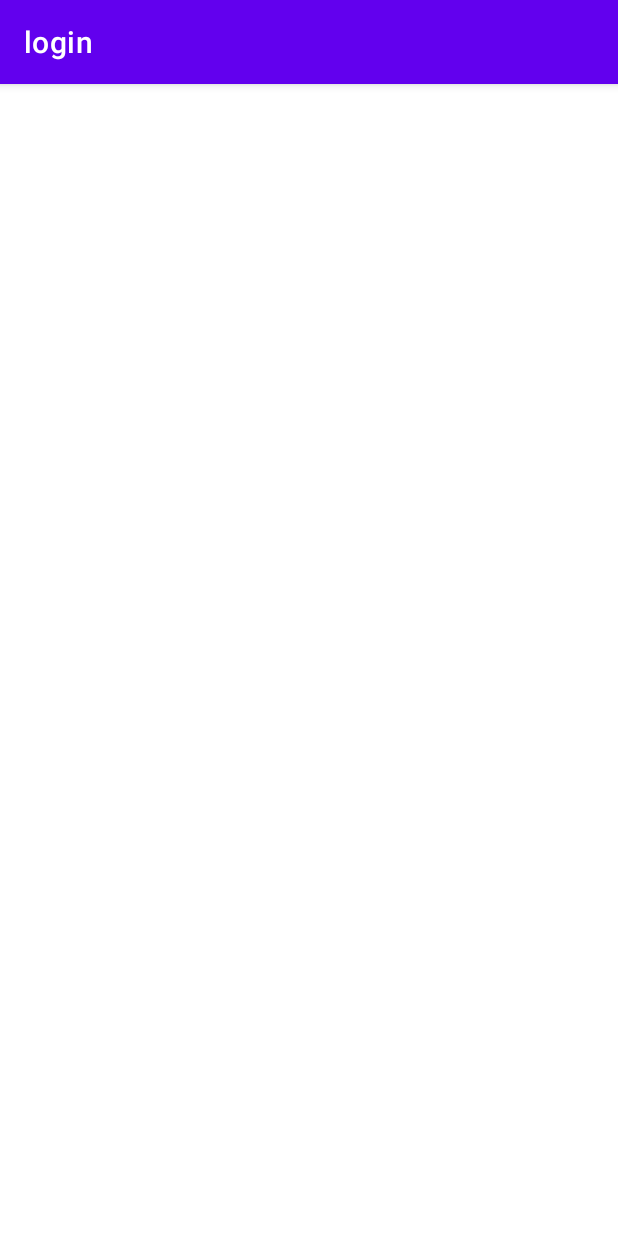
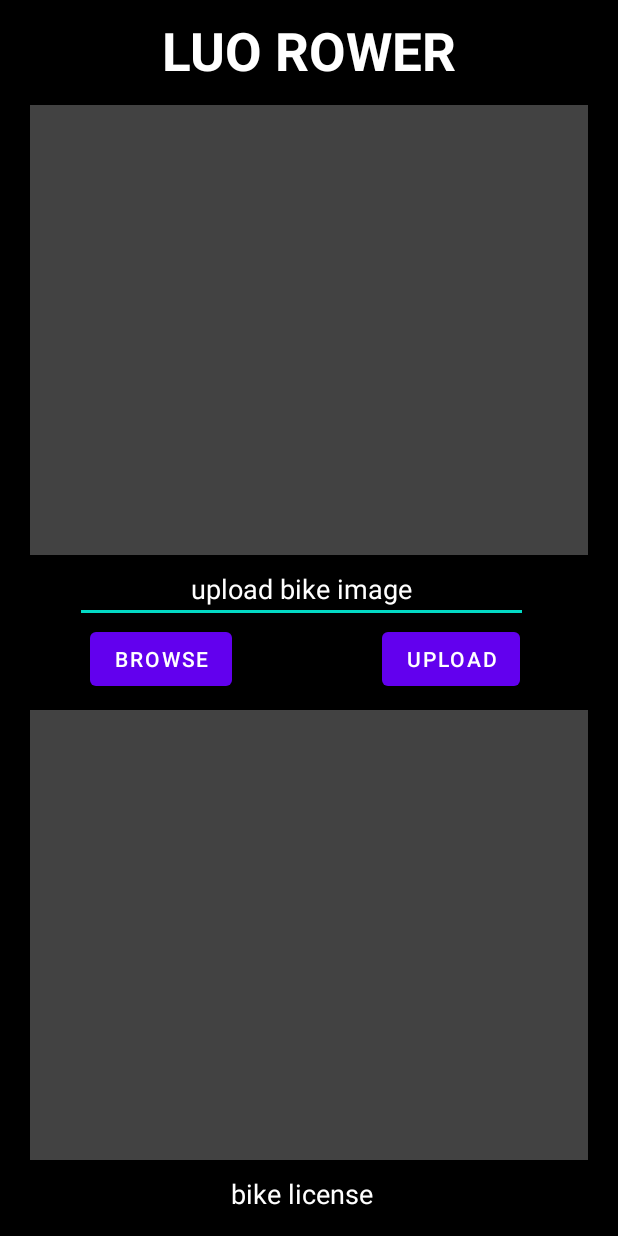
Before and after one commit to kranthi978/LuoRower, an Android app: the bikeproofs screen opened directly, with no data from a screen before it, on a phone screen of 412 x 824 dp. Run offline under Robolectric (Android 15) with nearby library versions, the phone set to English and light mode, and no system bars; our stand-ins replace Firebase (no records; nobody signed in at launch, a user with empty details on screens opened directly).

Commit message:
added add bike and bikeproofs layout

```diff
--- a/app/build.gradle
+++ b/app/build.gradle
@@ -35,6 +35,7 @@ dependencies {
     implementation 'androidx.constraintlayout:constraintlayout:2.1.0'
     implementation 'com.google.firebase:firebase-auth:21.0.1'
     implementation 'com.google.firebase:firebase-database:20.0.2'
+    implementation 'com.google.firebase:firebase-storage:20.0.0'
     testImplementation 'junit:junit:4.+'
     androidTestImplementation 'androidx.test.ext:junit:1.1.3'
     androidTestImplementation 'androidx.test.espresso:espresso-core:3.4.0'
--- a/app/src/main/AndroidManifest.xml
+++ b/app/src/main/AndroidManifest.xml
@@ -1,7 +1,7 @@
 <?xml version="1.0" encoding="utf-8"?>
 <manifest xmlns:android="http://schemas.android.com/apk/res/android"
     package="com.example.login">
-
+    <uses-permission android:name="android.permission.INTERNET"/>
     <application
         android:allowBackup="true"
         android:icon="@mipmap/ic_launcher"
--- a/app/src/main/java/com/example/login/bikeproofs.java
+++ b/app/src/main/java/com/example/login/bikeproofs.java
@@ -3,12 +3,133 @@ package com.example.login;
 import androidx.appcompat.app.AppCompatActivity;
 
 import android.os.Bundle;
+import android.app.ProgressDialog;
+import android.content.ContentResolver;
+import android.content.Intent;
+import android.graphics.Bitmap;
+import android.net.Uri;
+import android.provider.MediaStore;
+import android.os.Bundle;
+import android.view.View;
+import android.webkit.MimeTypeMap;
+import android.widget.Button;
+import android.widget.EditText;
+import android.widget.ImageView;
+import android.widget.Toast;
+import com.google.android.gms.tasks.OnFailureListener;
+import com.google.android.gms.tasks.OnSuccessListener;
+import com.google.firebase.database.DatabaseReference;
+import com.google.firebase.database.FirebaseDatabase;
+import com.google.firebase.storage.FirebaseStorage;
+import com.google.firebase.storage.OnProgressListener;
+import com.google.firebase.storage.StorageReference;
+import com.google.firebase.storage.UploadTask;
+import java.io.IOException;
 
 public class bikeproofs extends AppCompatActivity {
+    Button btnbrowse, btnupload;
+    EditText txtdata ;
+    ImageView imgview;
+    Uri FilePathUri;
+    StorageReference storageReference;
+    DatabaseReference databaseReference;
+    int Image_Request_Code = 7;
+    ProgressDialog progressDialog ;
+
 
     @Override
     protected void onCreate(Bundle savedInstanceState) {
         super.onCreate(savedInstanceState);
         setContentView(R.layout.activity_bikeproofs);
+        getSupportActionBar().hide();
+        storageReference = FirebaseStorage.getInstance().getReference("Images");
+        databaseReference = FirebaseDatabase.getInstance().getReference("Images");
+        btnbrowse = (Button)findViewById(R.id.btnbrowse);
+        btnupload= (Button)findViewById(R.id.btnupload);
+        txtdata = (EditText)findViewById(R.id.txtdata);
+        imgview = (ImageView)findViewById(R.id.image_view);
+        progressDialog = new ProgressDialog(bikeproofs.this);// context name as per your project name
+
+
+        btnbrowse.setOnClickListener(new View.OnClickListener() {
+            @Override
+            public void onClick(View view) {
+                Intent intent = new Intent();
+                intent.setType("image/*");
+                intent.setAction(Intent.ACTION_GET_CONTENT);
+                startActivityForResult(Intent.createChooser(intent, "Select Image"), Image_Request_Code);
+
+            }
+        });
+        btnupload.setOnClickListener(new View.OnClickListener() {
+            @Override
+            public void onClick(View view) {
+
+
+                UploadImage();
+
+            }
+        });
+
+
     }
+    @Override
+    protected void onActivityResult(int requestCode, int resultCode, Intent data) {
+
+        super.onActivityResult(requestCode, resultCode, data);
+
+        if (requestCode == Image_Request_Code && resultCode == RESULT_OK && data != null && data.getData() != null) {
+
+            FilePathUri = data.getData();
+
+            try {
+                Bitmap bitmap = MediaStore.Images.Media.getBitmap(getContentResolver(), FilePathUri);
+                imgview.setImageBitmap(bitmap);
+            }
+            catch (IOException e) {
+
+                e.printStackTrace();
+            }
+        }
+    }
+
+
+    public String GetFileExtension(Uri uri) {
+
+        ContentResolver contentResolver = getContentResolver();
+        MimeTypeMap mimeTypeMap = MimeTypeMap.getSingleton();
+        return mimeTypeMap.getExtensionFromMimeType(contentResolver.getType(uri)) ;
+
+    }
+
+
+    public void UploadImage() {
+
+        if (FilePathUri != null) {
+
+            progressDialog.setTitle("Image is Uploading...");
+            progressDialog.show();
+            StorageReference storageReference2 = storageReference.child(System.currentTimeMillis() + "." + GetFileExtension(FilePathUri));
+            storageReference2.putFile(FilePathUri)
+                    .addOnSuccessListener(new OnSuccessListener<UploadTask.TaskSnapshot>() {
+                        @Override
+                        public void onSuccess(UploadTask.TaskSnapshot taskSnapshot) {
+
+                            String TempImageName = txtdata.getText().toString().trim();
+                            progressDialog.dismiss();
+                            Toast.makeText(getApplicationContext(), "Image Uploaded Successfully ", Toast.LENGTH_LONG).show();
+                            @SuppressWarnings("VisibleForTests")
+                            uploadinfo imageUploadInfo = new uploadinfo(TempImageName, taskSnapshot.getUploadSessionUri().toString());
+                            String ImageUploadId = databaseReference.push().getKey();
+                            databaseReference.child(ImageUploadId).setValue(imageUploadInfo);
+                        }
+                    });
+        }
+        else {
+
+            Toast.makeText(bikeproofs.this, "Please Select Image or Add Image Name", Toast.LENGTH_LONG).show();
+
+        }
+    }
+
 }
--- /dev/null
+++ b/app/src/main/java/com/example/login/uploadinfo.java
@@ -0,0 +1,18 @@
+package com.example.login;
+public class uploadinfo {
+    public String imageName;
+    public String imageURL;
+    public uploadinfo(){}
+
+    public uploadinfo(String name, String url) {
+        this.imageName = name;
+        this.imageURL = url;
+    }
+
+    public String getImageName() {
+        return imageName;
+    }
+    public String getImageURL() {
+        return imageURL;
+    }
+}
--- a/app/src/main/res/layout/activity_bikeproofs.xml
+++ b/app/src/main/res/layout/activity_bikeproofs.xml
@@ -1,9 +1,142 @@
 <?xml version="1.0" encoding="utf-8"?>
-<androidx.constraintlayout.widget.ConstraintLayout xmlns:android="http://schemas.android.com/apk/res/android"
+<RelativeLayout xmlns:android="http://schemas.android.com/apk/res/android"
     xmlns:app="http://schemas.android.com/apk/res-auto"
     xmlns:tools="http://schemas.android.com/tools"
     android:layout_width="match_parent"
     android:layout_height="match_parent"
+    android:background="@color/black"
     tools:context=".bikeproofs">
+    <TextView
+        android:layout_width="match_parent"
+        android:layout_height="wrap_content"
+        android:text="LUO ROWER"
+        android:layout_marginTop="10dp"
+        android:textColor="@color/white"
+        android:textSize="35dp"
+        android:gravity="center"
+        android:textStyle="bold"/>
+    <ScrollView
+        android:id="@+id/scrollView"
+        android:layout_width="fill_parent"
+        android:layout_height="wrap_content"
+        android:layout_marginTop="60dp"
+        android:background="@color/black"
+        >
+        <LinearLayout
+            android:layout_width="match_parent"
+            android:layout_height="wrap_content"
+            android:orientation="vertical">
 
-</androidx.constraintlayout.widget.ConstraintLayout>
+    <ImageView
+        android:id="@+id/image_view"
+        android:layout_width="match_parent"
+        android:layout_height="300dp"
+        android:layout_marginTop="10dp"
+        android:layout_marginLeft="20dp"
+        android:layout_marginRight="20dp"
+        android:background="@color/cardview_dark_background"/>
+
+    <EditText
+        android:id="@+id/txtdata"
+        android:layout_width="302dp"
+        android:layout_height="wrap_content"
+        android:hint="upload bike image"
+        android:textColorHint="@color/white"
+        android:layout_marginLeft="50dp"
+        android:gravity="center" />
+<LinearLayout
+    android:layout_width="match_parent"
+    android:layout_height="wrap_content"
+    android:orientation="horizontal">
+    <Button
+        android:id="@+id/btnbrowse"
+        android:layout_width="wrap_content"
+        android:layout_height="wrap_content"
+        android:layout_marginLeft="60dp"
+        android:text="Browse" />
+
+    <Button
+        android:id="@+id/btnupload"
+        android:layout_width="wrap_content"
+        android:layout_height="wrap_content"
+        android:layout_marginLeft="100dp"
+        android:text="Upload" />
+</LinearLayout>
+            <ImageView
+                android:id="@+id/image_view1"
+                android:layout_width="match_parent"
+                android:layout_marginLeft="20dp"
+                android:layout_marginRight="20dp"
+                android:layout_marginTop="10dp"
+                android:background="@color/cardview_dark_background"
+                android:layout_height="300dp" />
+
+            <EditText
+                android:id="@+id/txtdata"
+                android:layout_width="302dp"
+                android:layout_height="wrap_content"
+                android:hint="bike license"
+                android:layout_marginLeft="50dp"
+                android:textColorHint="@color/white"
+                android:gravity="center" />
+            <LinearLayout
+                android:layout_width="match_parent"
+                android:layout_height="wrap_content"
+                android:orientation="horizontal">
+                <Button
+                    android:id="@+id/btnbrowse"
+                    android:layout_width="wrap_content"
+                    android:layout_height="wrap_content"
+                    android:layout_marginLeft="60dp"
+                    android:text="Browse" />
+
+                <Button
+                    android:id="@+id/btnupload"
+                    android:layout_width="wrap_content"
+                    android:layout_height="wrap_content"
+                    android:layout_marginLeft="100dp"
+                    android:text="Upload" />
+            </LinearLayout>
+            <ImageView
+                android:id="@+id/image_view"
+                android:layout_width="match_parent"
+                android:layout_marginLeft="20dp"
+                android:layout_marginRight="20dp"
+                android:background="@color/cardview_dark_background"
+                android:layout_marginTop="10dp"
+                android:layout_height="300dp" />
+
+            <EditText
+                android:id="@+id/txtdata"
+                android:layout_width="302dp"
+                android:layout_height="wrap_content"
+                android:hint="upload RC"
+                android:textColorHint="@color/white"
+                android:layout_marginLeft="50dp"
+                android:gravity="center" />
+            <LinearLayout
+                android:layout_width="match_parent"
+                android:layout_height="wrap_content"
+                android:orientation="horizontal">
+                <Button
+                    android:id="@+id/btnbrowse"
+                    android:layout_width="wrap_content"
+                    android:layout_height="wrap_content"
+                    android:layout_marginLeft="60dp"
+                    android:text="Browse" />
+
+                <Button
+                    android:id="@+id/btnupload"
+                    android:layout_width="wrap_content"
+                    android:layout_height="wrap_content"
+                    android:layout_marginLeft="100dp"
+                    android:text="Upload" />
+            </LinearLayout>
+
+
+
+
+        </LinearLayout>
+
+    </ScrollView>
+</RelativeLayout>
```
